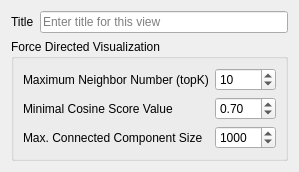
Qt form metgem/ui/widgets/force_directed_options_widget.ui (metgem/metgem) before a commit.
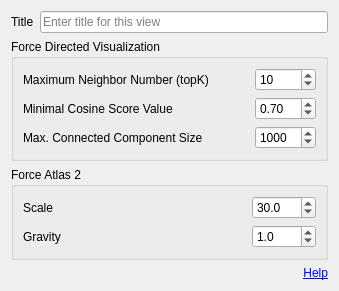
The same form after that commit.

Commit message: Add options in Force Directed views to control scale and gravity

```diff
--- a/metgem/ui/widgets/force_directed_options_widget.ui
+++ b/metgem/ui/widgets/force_directed_options_widget.ui
@@ -6,8 +6,8 @@
    <rect>
     <x>0</x>
     <y>0</y>
-    <width>292</width>
-    <height>166</height>
+    <width>332</width>
+    <height>274</height>
    </rect>
   </property>
   <property name="sizePolicy">
@@ -46,24 +46,65 @@
      </property>
     </widget>
    </item>
+   <item row="3" column="0" colspan="2">
+    <widget class="QLabel" name="label_8">
+     <property name="text">
+      <string>&lt;a href=&quot;https://doi.org/10.1371/journal.pone.0098679&quot;&gt;Help&lt;/a&gt;</string>
+     </property>
+     <property name="alignment">
+      <set>Qt::AlignRight|Qt::AlignTrailing|Qt::AlignVCenter</set>
+     </property>
+     <property name="openExternalLinks">
+      <bool>true</bool>
+     </property>
+    </widget>
+   </item>
    <item row="1" column="0" colspan="2">
     <widget class="QGroupBox" name="gbForceDirectedOptions">
      <property name="title">
       <string>Force Directed Visualization</string>
      </property>
      <layout class="QGridLayout" name="gridLayout_2">
-      <item row="0" column="2">
-       <widget class="QLabel" name="label_3">
+      <item row="2" column="2">
+       <widget class="QLabel" name="label_4">
+        <property name="enabled">
+         <bool>true</bool>
+        </property>
         <property name="text">
-         <string>Maximum Neighbor Number (topK)</string>
+         <string>Max. Connected Component Size </string>
         </property>
        </widget>
       </item>
-      <item row="0" column="3">
+      <item row="1" column="4">
+       <widget class="QDoubleSpinBox" name="spinForceDirectedMinScore">
+        <property name="enabled">
+         <bool>true</bool>
+        </property>
+        <property name="toolTip">
+         <string>Minimum cosine score for network generation</string>
+        </property>
+        <property name="decimals">
+         <number>2</number>
+        </property>
+        <property name="maximum">
+         <double>1.000000000000000</double>
+        </property>
+        <property name="singleStep">
+         <double>0.050000000000000</double>
+        </property>
+        <property name="value">
+         <double>0.700000000000000</double>
+        </property>
+       </widget>
+      </item>
+      <item row="0" column="4">
        <widget class="QSpinBox" name="spinForceDirectedMaxNeighbor">
         <property name="enabled">
          <bool>true</bool>
         </property>
+        <property name="toolTip">
+         <string>Maximum numbers of edges for each node in the network</string>
+        </property>
         <property name="minimum">
          <number>0</number>
         </property>
@@ -82,40 +123,14 @@
         </property>
        </widget>
       </item>
-      <item row="1" column="3">
-       <widget class="QDoubleSpinBox" name="spinForceDirectedMinScore">
-        <property name="enabled">
-         <bool>true</bool>
-        </property>
-        <property name="decimals">
-         <number>2</number>
-        </property>
-        <property name="maximum">
-         <double>1.000000000000000</double>
-        </property>
-        <property name="singleStep">
-         <double>0.050000000000000</double>
-        </property>
-        <property name="value">
-         <double>0.700000000000000</double>
-        </property>
-       </widget>
-      </item>
-      <item row="2" column="2">
-       <widget class="QLabel" name="label_4">
-        <property name="enabled">
-         <bool>true</bool>
-        </property>
-        <property name="text">
-         <string>Max. Connected Component Size </string>
-        </property>
-       </widget>
-      </item>
-      <item row="2" column="3">
+      <item row="2" column="4">
        <widget class="QSpinBox" name="spinForceDirectedMaxConnectedComponentSize">
         <property name="enabled">
          <bool>true</bool>
         </property>
+        <property name="toolTip">
+         <string>Maximum size of a Force Directed cluster</string>
+        </property>
         <property name="minimum">
          <number>0</number>
         </property>
@@ -124,6 +139,118 @@
         </property>
         <property name="value">
          <number>1000</number>
+        </property>
+       </widget>
+      </item>
+      <item row="0" column="2">
+       <widget class="QLabel" name="label_3">
+        <property name="text">
+         <string>Maximum Neighbor Number (topK)</string>
+        </property>
+       </widget>
+      </item>
+      <item row="0" column="3">
+       <spacer name="horizontalSpacer_2">
+        <property name="orientation">
+         <enum>Qt::Horizontal</enum>
+        </property>
+        <property name="sizeHint" stdset="0">
+         <size>
+          <width>40</width>
+          <height>20</height>
+         </size>
+        </property>
+       </spacer>
+      </item>
+     </layout>
+    </widget>
+   </item>
+   <item row="2" column="0" colspan="2">
+    <widget class="QGroupBox" name="groupBox">
+     <property name="title">
+      <string>Force Atlas 2</string>
+     </property>
+     <layout class="QGridLayout" name="gridLayout_3">
+      <item row="1" column="3">
+       <widget class="QDoubleSpinBox" name="spinForceDirectedGravity">
+        <property name="enabled">
+         <bool>true</bool>
+        </property>
+        <property name="toolTip">
+         <string>Attracts nodes to the center. Prevents islands from drifting away</string>
+        </property>
+        <property name="decimals">
+         <number>1</number>
+        </property>
+        <property name="maximum">
+         <double>100.000000000000000</double>
+        </property>
+        <property name="singleStep">
+         <double>0.100000000000000</double>
+        </property>
+        <property name="stepType">
+         <enum>QAbstractSpinBox::AdaptiveDecimalStepType</enum>
+        </property>
+        <property name="value">
+         <double>1.000000000000000</double>
+        </property>
+       </widget>
+      </item>
+      <item row="0" column="3">
+       <widget class="QDoubleSpinBox" name="spinForceDirectedScale">
+        <property name="enabled">
+         <bool>true</bool>
+        </property>
+        <property name="toolTip">
+         <string>How much repulsion you want. More makes a more sparse graph.</string>
+        </property>
+        <property name="decimals">
+         <number>1</number>
+        </property>
+        <property name="maximum">
+         <double>1000.000000000000000</double>
+        </property>
+        <property name="singleStep">
+         <double>0.100000000000000</double>
+        </property>
+        <property name="stepType">
+         <enum>QAbstractSpinBox::AdaptiveDecimalStepType</enum>
+        </property>
+        <property name="value">
+         <double>30.000000000000000</double>
+        </property>
+       </widget>
+      </item>
+      <item row="0" column="2">
+       <spacer name="horizontalSpacer">
+        <property name="orientation">
+         <enum>Qt::Horizontal</enum>
+        </property>
+        <property name="sizeHint" stdset="0">
+         <size>
+          <width>40</width>
+          <height>20</height>
+         </size>
+        </property>
+       </spacer>
+      </item>
+      <item row="1" column="0" colspan="2">
+       <widget class="QLabel" name="label_5">
+        <property name="enabled">
+         <bool>true</bool>
+        </property>
+        <property name="text">
+         <string>Gravity</string>
+        </property>
+       </widget>
+      </item>
+      <item row="0" column="0" colspan="2">
+       <widget class="QLabel" name="label_6">
+        <property name="enabled">
+         <bool>true</bool>
+        </property>
+        <property name="text">
+         <string>Scale</string>
         </property>
        </widget>
       </item>
```
The commit also changes 3 other files.
